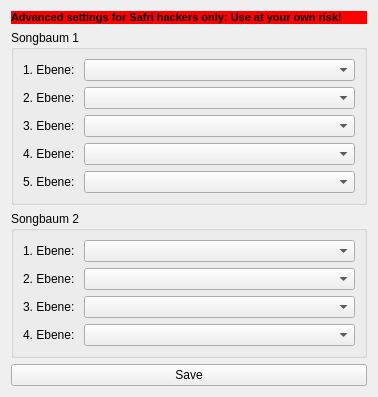
First picture: the form in src/viewsmw.ui, repository safri-framework/safri-player, before the edit.
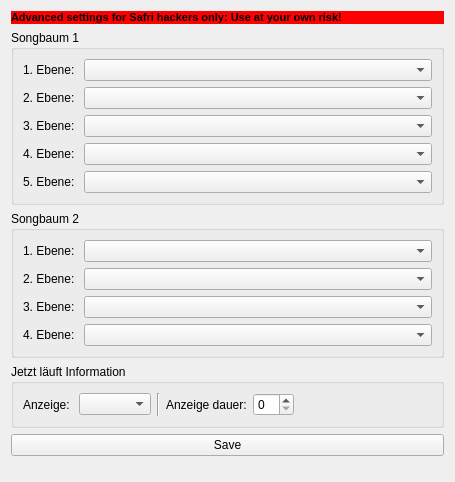
Second picture: the form after the edit.

Commit message:
Added a on-screen display to show now playing song while application-window is inactive and inserted appropriate gui settings.
Some bugfixes:
  - hide tray icon at application exit
  - show now-playing information (tray balloon/os-display) on inactive mainwindow (not only if window is really minimized)

What changed in the file:
```diff
--- a/src/viewsmw.ui
+++ b/src/viewsmw.ui
@@ -6,8 +6,8 @@
    <rect>
     <x>0</x>
     <y>0</y>
-    <width>378</width>
-    <height>380</height>
+    <width>455</width>
+    <height>482</height>
    </rect>
   </property>
   <property name="windowTitle">
@@ -185,6 +185,55 @@
      </layout>
     </widget>
    </item>
+   <item>
+    <widget class="QGroupBox" name="groupBox_3">
+     <property name="title">
+      <string>Jetzt läuft Information</string>
+     </property>
+     <layout class="QGridLayout" name="gridLayout">
+      <item row="0" column="0">
+       <widget class="QLabel" name="label_11">
+        <property name="text">
+         <string>Anzeige: </string>
+        </property>
+       </widget>
+      </item>
+      <item row="0" column="1">
+       <widget class="QComboBox" name="cmbNowplayingDisplay"/>
+      </item>
+      <item row="0" column="4">
+       <widget class="QSpinBox" name="spnDisplayTime"/>
+      </item>
+      <item row="0" column="3">
+       <widget class="QLabel" name="label_12">
+        <property name="text">
+         <string>Anzeige dauer:</string>
+        </property>
+       </widget>
+      </item>
+      <item row="0" column="2">
+       <widget class="Line" name="line">
+        <property name="orientation">
+         <enum>Qt::Vertical</enum>
+        </property>
+       </widget>
+      </item>
+      <item row="0" column="5">
+       <spacer name="horizontalSpacer">
+        <property name="orientation">
+         <enum>Qt::Horizontal</enum>
+        </property>
+        <property name="sizeHint" stdset="0">
+         <size>
+          <width>20</width>
+          <height>20</height>
+         </size>
+        </property>
+       </spacer>
+      </item>
+     </layout>
+    </widget>
+   </item>
    <item>
     <widget class="QPushButton" name="save">
      <property name="text">
```
The commit also changes 10 other files.
